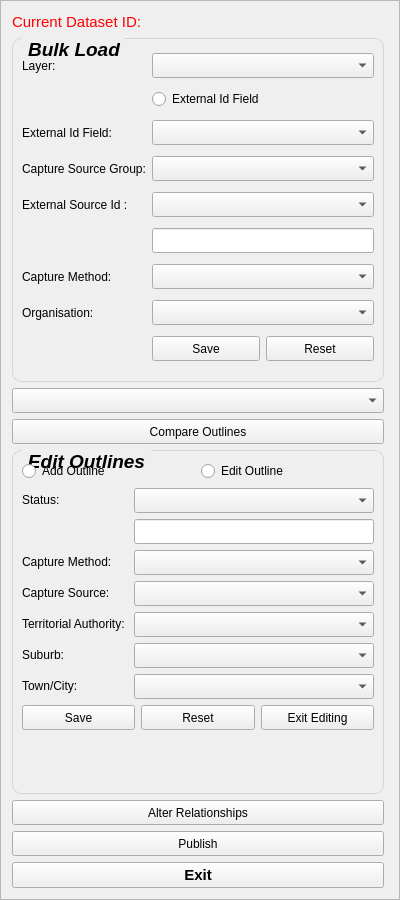
This is buildings/gui/bulk_load.ui in linz/nz-buildings as Qt 5 draws it before an edit. The edited form follows.
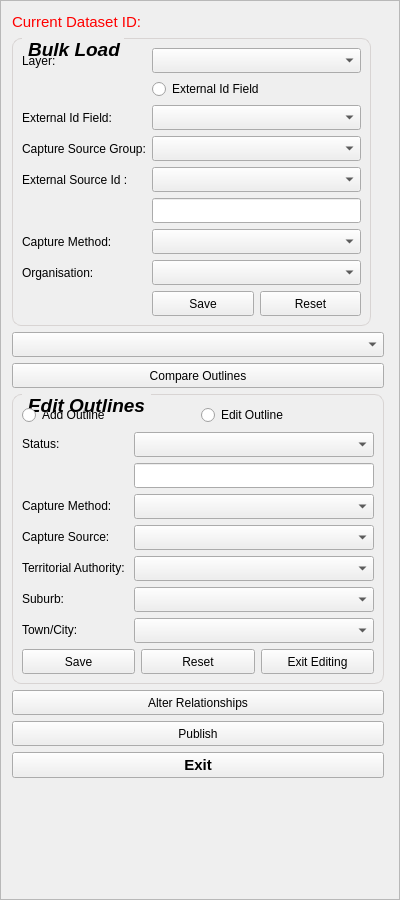
This is the edited form. Custom widgets are drawn as their Qt base class.

Commit message: bulk load/comparison changes

```diff
--- a/buildings/gui/bulk_load.ui
+++ b/buildings/gui/bulk_load.ui
@@ -78,8 +78,8 @@
        <rect>
         <x>0</x>
         <y>0</y>
-        <width>390</width>
-        <height>894</height>
+        <width>377</width>
+        <height>911</height>
        </rect>
       </property>
       <property name="sizePolicy">
@@ -140,6 +140,12 @@
            <verstretch>0</verstretch>
           </sizepolicy>
          </property>
+         <property name="maximumSize">
+          <size>
+           <width>359</width>
+           <height>363</height>
+          </size>
+         </property>
          <property name="font">
           <font>
            <pointsize>14</pointsize>
@@ -869,6 +875,19 @@
          </property>
         </widget>
        </item>
+       <item>
+        <spacer name="verticalSpacer">
+         <property name="orientation">
+          <enum>Qt::Vertical</enum>
+         </property>
+         <property name="sizeHint" stdset="0">
+          <size>
+           <width>20</width>
+           <height>40</height>
+          </size>
+         </property>
+        </spacer>
+       </item>
       </layout>
      </widget>
     </widget>
```
Left out of the diff: 204 changed lines with no effect on the pictures. The commit also changes 2 other files.
